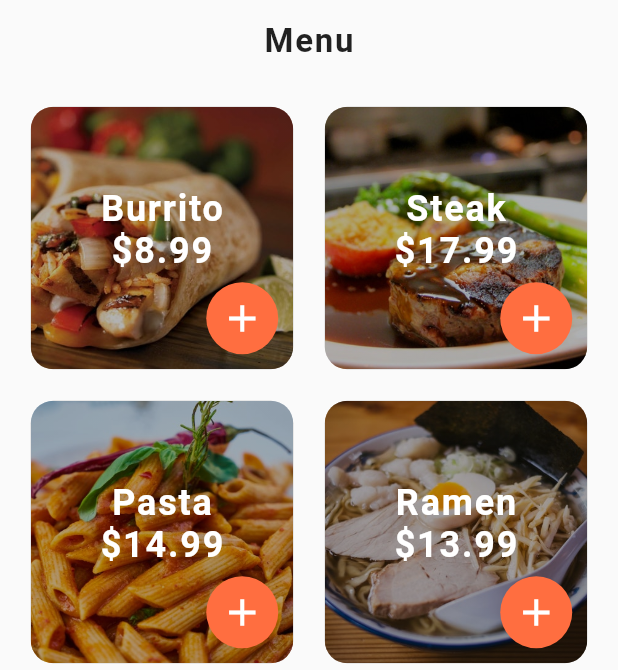
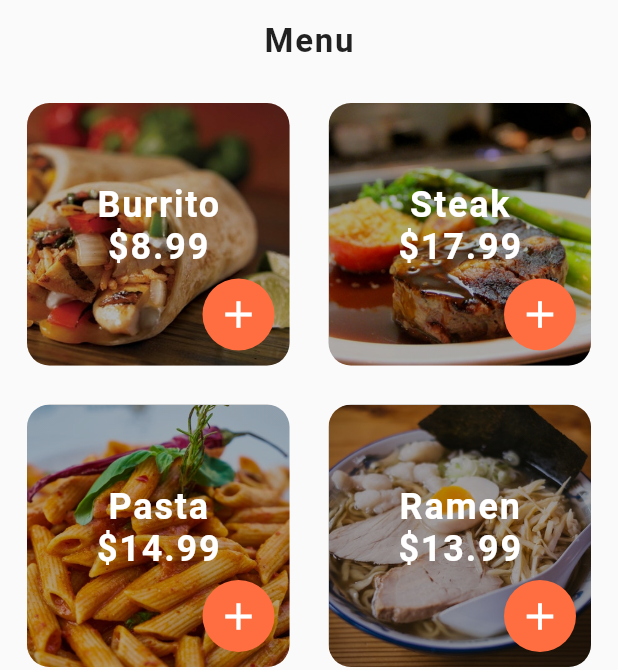
Before and after one commit to lakshya009/food-delivery-app, a Flutter app: the screen it shows after launch, after a tap on "Restaurant 0", on a phone screen of 412 x 824 dp. Shown: the part 563-1233 px from the top of the screen. Run offline on Flutter 3.47's test engine with Material 2 defaults, Android fonts, the phone set to English and light mode, and no system bars.

Commit message:
Increament Functionalities

```diff
--- a/lib/Screens/restaurant_screen.dart
+++ b/lib/Screens/restaurant_screen.dart
@@ -240,6 +240,8 @@ class _RestaurantScreenState extends State<RestaurantScreen> {
           Expanded(
             child: GridView.count(
               padding: EdgeInsets.all(10.0),
+              mainAxisSpacing: 10.0,
+              crossAxisSpacing: 10.0,
               crossAxisCount: 2,
               children: List.generate(widget.restaurant.menu.length, (index) {
                 Food food = widget.restaurant.menu[index];
```
